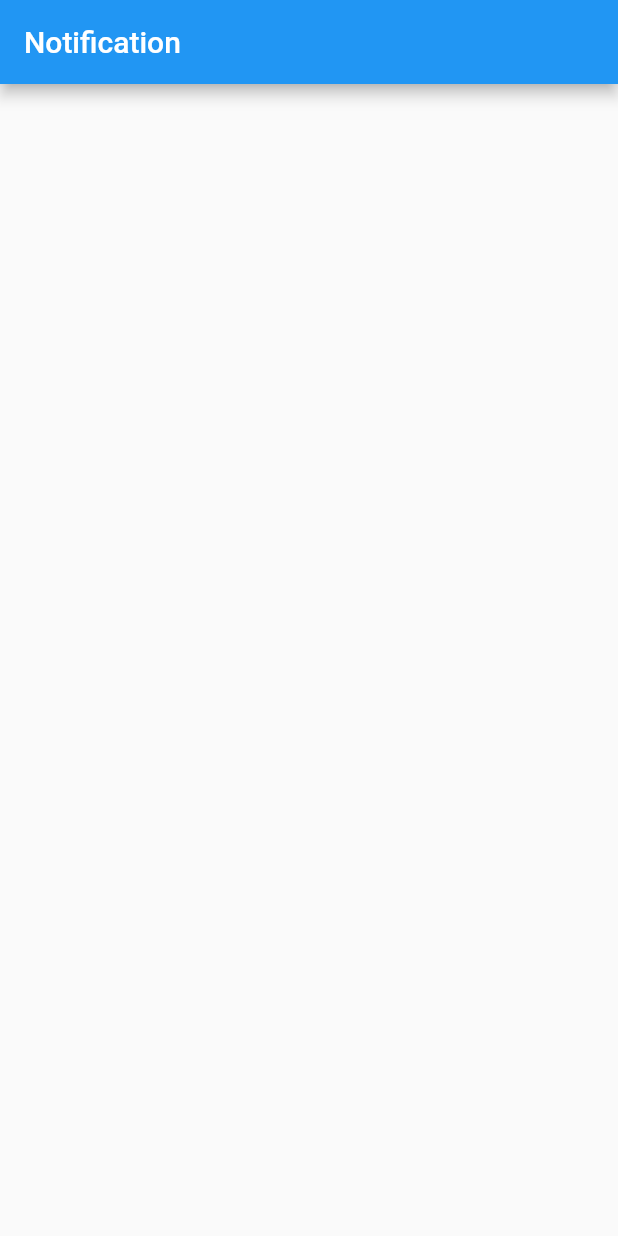
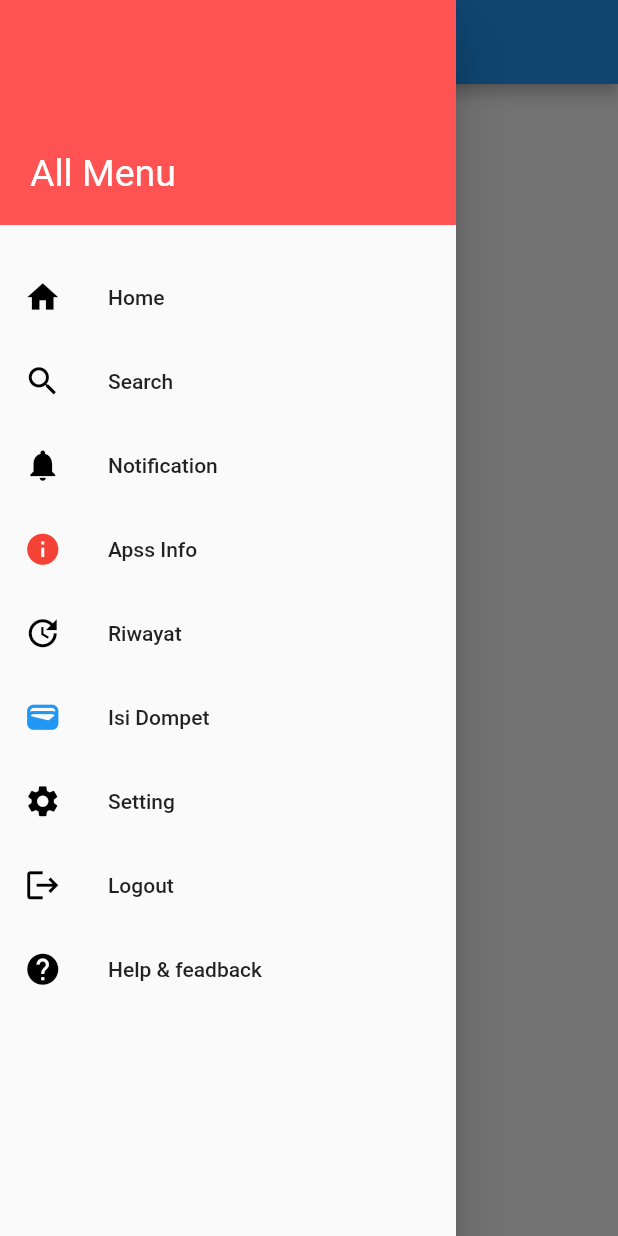
Before and after one commit to dwiponcosuripto4/mbakmu2, a Flutter app: the Page_Notification screen opened directly, with the side drawer open (before the commit the screen has no drawer), on a phone screen of 412 x 824 dp. Run offline on Flutter 3.47's test engine with Material 2 defaults, Android fonts, the phone set to English and light mode, and no system bars; our stand-ins replace firebase_auth, get; accounts and stored records are empty.

Commit message:
add icons notifikasi sisstem to page notification some widget listile

```diff
--- a/lib/icons_menu/page_notification.dart
+++ b/lib/icons_menu/page_notification.dart
@@ -1,3 +1,11 @@
+import 'dart:ui';
+
+import 'package:final_project_2023/icons_menu/apps_info.dart';
+import 'package:final_project_2023/icons_menu/help_facback.dart';
+import 'package:final_project_2023/icons_menu/riwayat.dart';
+import 'package:final_project_2023/icons_menu/setting.dart';
+import 'package:final_project_2023/menu_utama.dart';
+import 'package:final_project_2023/page_login.dart';
 import 'package:flutter/material.dart';
 
 class Page_Notification extends StatelessWidget {
@@ -6,8 +14,193 @@ class Page_Notification extends StatelessWidget {
   @override
   Widget build(BuildContext context) {
     return Scaffold(
+      body: Column(
+        children: [
+          ListTile(
+            leading: Icon(
+              Icons.forward_to_inbox_outlined,
+              size: 25,
+              color: Colors.black,
+            ),
+            title: Text(
+              "Notifikasi Sistem",
+            ),
+          ),
+        ],
+      ),
       appBar: AppBar(
-        title: Text("Notification"),
+        title: Text(
+          "Setting",
+        ),
+      ),
+      drawer: Drawer(
+        child: Column(
+          children: [
+            Container(
+              padding: EdgeInsets.all(20),
+              width: double.infinity,
+              height: 150,
+              color: Colors.redAccent,
+              alignment: Alignment.bottomLeft,
+              child: Text(
+                "All Menu",
+                style: TextStyle(
+                  color: Colors.white,
+                  fontSize: 25,
+                ),
+              ),
+            ),
+            SizedBox(
+              height: 20,
+            ),
+            ListTile(
+              onTap: () {
+                Navigator.of(context).pushReplacement(
+                  MaterialPageRoute(
+                    builder: ((context) => Menu_Utama()),
+                  ),
+                );
+              },
+              leading: Icon(
+                Icons.home,
+                size: 25,
+                color: Colors.black,
+              ),
+              title: Text(
+                "Home",
+              ),
+            ),
+            ListTile(
+              leading: Icon(
+                Icons.search,
+                size: 25,
+                color: Colors.black,
+              ),
+              title: Text(
+                "Search",
+              ),
+            ),
+            ListTile(
+              onTap: () {
+                Navigator.of(context).pushReplacement(
+                  MaterialPageRoute(
+                    builder: ((context) => Page_Notification()),
+                  ),
+                );
+              },
+              leading: Icon(
+                Icons.notifications,
+                size: 25,
+                color: Colors.black,
+              ),
+              title: Text(
+                "Notification",
+              ),
+            ),
+            ListTile(
+              onTap: () {
+                Navigator.of(context).pushReplacement(
+                  MaterialPageRoute(
+                    builder: ((context) => Apps_Info()),
+                  ),
+                );
+              },
+              leading: Icon(
+                Icons.info,
+                size: 25,
+                color: Colors.red,
+              ),
+              title: Text(
+                "Apss Info",
+              ),
+            ),
+            ListTile(
+              onTap: () {
+                Navigator.of(context).pushReplacement(
+                  MaterialPageRoute(
+                    builder: ((context) => Riwayat()),
+                  ),
+                );
+              },
+              leading: Icon(
+                Icons.update_sharp,
+                size: 25,
+                color: Colors.black,
+              ),
+              title: Text(
+                "Riwayat",
+              ),
+            ),
+            ListTile(
+              onTap: () {
+                Navigator.of(context).pushReplacement(
+                  MaterialPageRoute(
+                    builder: ((context) => Menu_Utama()),
+                  ),
+                );
+              },
+              leading: Icon(
+                Icons.wallet,
+                size: 25,
+                color: Colors.blue,
+              ),
+              title: Text(
+                "Isi Dompet",
+              ),
+            ),
+            ListTile(
+              onTap: () {
+                Navigator.of(context).pushReplacement(
+                  MaterialPageRoute(
+                    builder: ((context) => Setting()),
+                  ),
+                );
+              },
+              leading: Icon(
+                Icons.settings,
+                size: 25,
+                color: Colors.black,
+              ),
+              title: Text(
+                "Setting",
+              ),
+            ),
+            ListTile(
+              onTap: (() {
+                Navigator.of(context).pushReplacement(
+                  MaterialPageRoute(
+                    builder: ((context) => Page_Login()),
+                  ),
+                );
+              }),
+              leading: Icon(
+                Icons.logout,
+                size: 25,
+                color: Colors.black,
+              ),
+              title: Text(
+                "Logout",
+              ),
+            ),
+            ListTile(
+              onTap: () {
+                Navigator.of(context).pushReplacement(
+                  MaterialPageRoute(
+                    builder: ((context) => Help_Facback()),
+                  ),
+                );
+              },
+              leading: Icon(
+                Icons.help,
+                size: 25,
+                color: Colors.black,
+              ),
+              title: Text(
+                "Help & feadback",
+              ),
+            ),
+          ],
+        ),
       ),
     );
   }
```
